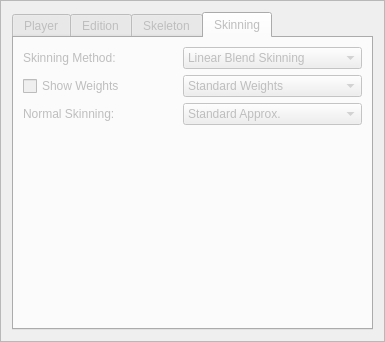
This is src/Gui/SkeletonBasedAnimation/SkeletonBasedAnimationUI.ui in STORM-IRIT/Radium-Engine as Qt 5 draws it before an edit. The edited form follows.
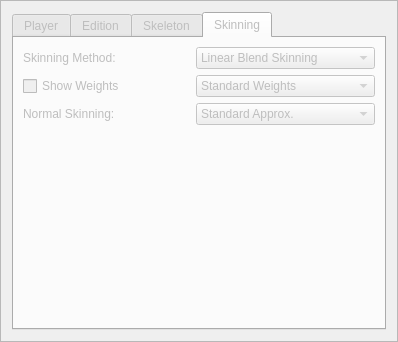
This is the edited form. The open tabs and pages were chosen to show the change. Icons and pictures are not drawn.

Diff of the .ui file:
```diff
--- a/src/Gui/SkeletonBasedAnimation/SkeletonBasedAnimationUI.ui
+++ b/src/Gui/SkeletonBasedAnimation/SkeletonBasedAnimationUI.ui
@@ -9,7 +9,7 @@
    <rect>
     <x>0</x>
     <y>0</y>
-    <width>385</width>
+    <width>398</width>
     <height>342</height>
    </rect>
   </property>
```
Left out of the diff: 17 changed lines with no effect on the pictures.
